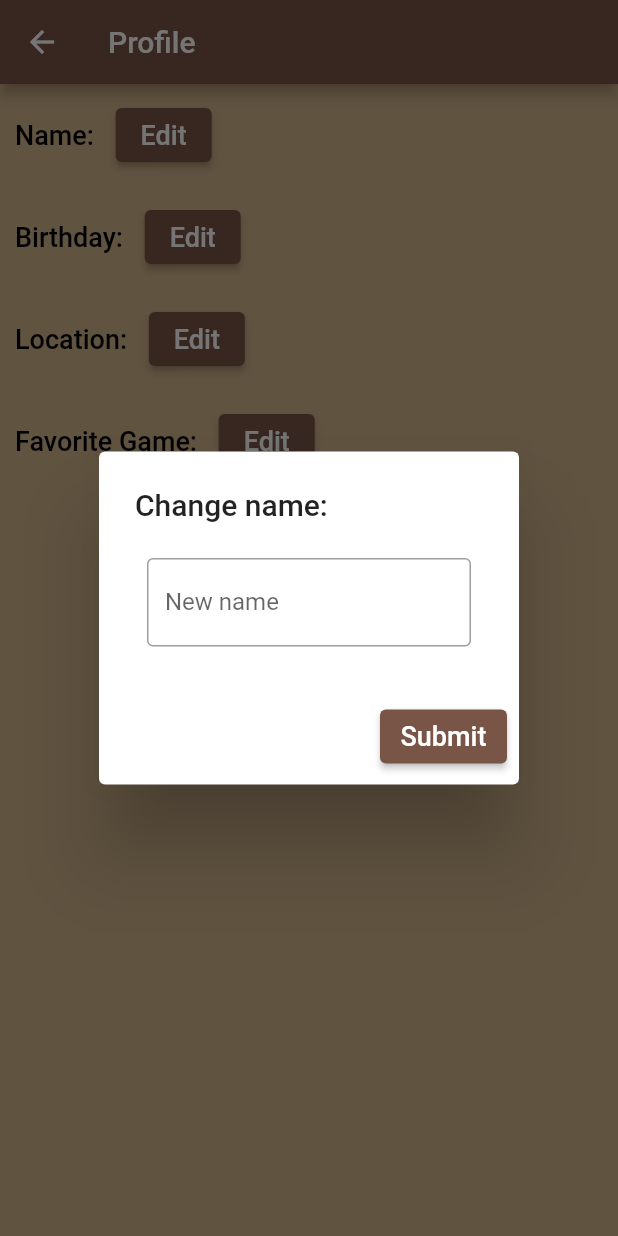
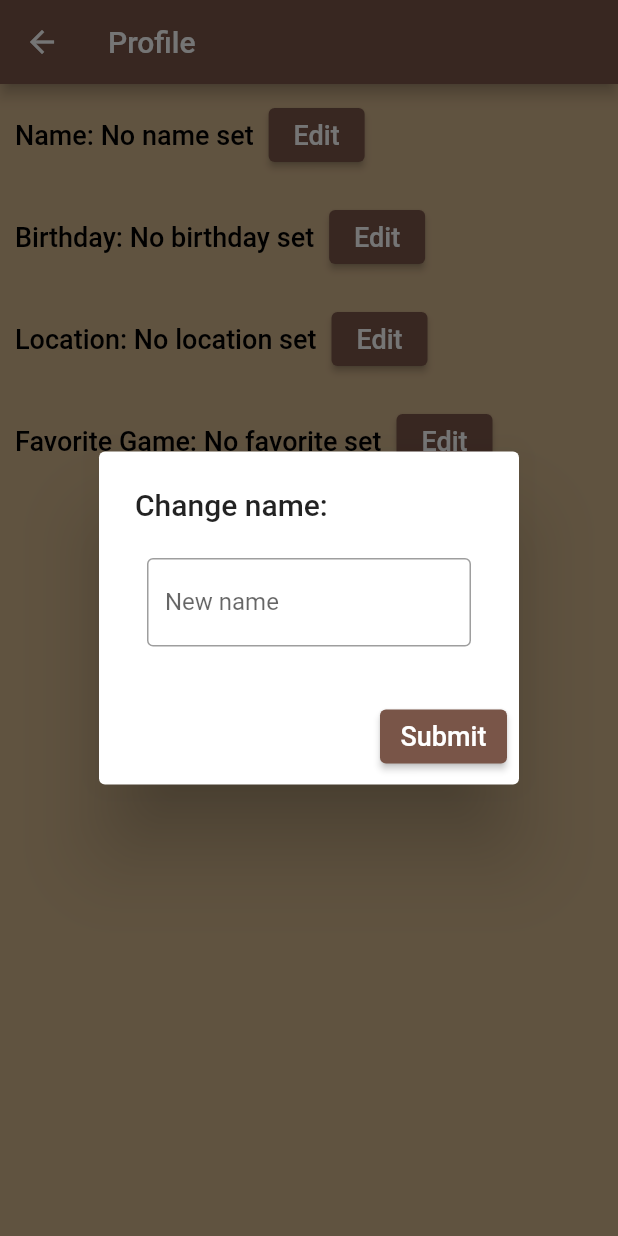
Before and after one commit to jakelang01/gamegeek, a Flutter app: the ProfileScreen screen opened directly, after a tap on "Edit", on a phone screen of 412 x 824 dp. Run offline on Flutter 3.47's test engine with Material 2 defaults, Android fonts, the phone set to English and light mode, and no system bars; our stand-ins replace cloud_firestore, csv, firebase_core, youtube_player_flutter; missing offline and left inert: flutter_alarm_clock; accounts and stored records are empty.

Commit message:
finishes integration of user profile and editing user profile information

```diff
--- a/lib/main.dart
+++ b/lib/main.dart
@@ -342,7 +342,7 @@ class HamburgerDir extends StatelessWidget {
             },
           ),
           ListTile(
-            title: Text('Login Screen',
+            title: Text('Log Out',
               style: Theme.of(context).textTheme.headline5,
             ),
             onTap:(){
--- a/lib/screens/profile_screen.dart
+++ b/lib/screens/profile_screen.dart
@@ -15,30 +15,30 @@ class ProfileScreen extends StatefulWidget {
 
 class _ProfileScreenState extends State<ProfileScreen> {
 
-  // example fields that could be in a profile
-  // need to be in user's database document
   //TODO: Get data for logged in user from db on build
   //TODO: Update relevant field on button press
-  Map<String,String> userData = {"name":"","birthday":"","location":"","favorite":""};
+  Map<String,String> userData = {"username":"","password":"","name":"","birthday":"","location":"","favorite":""};
   final userDB = FirebaseFirestore.instance.collection('Users');
-  //String user = "exampleUsername"; // change these to reflect logged in user
+  String user = "exampleUsername";
   String password = "password";
 
   // username
   Future<void> getData() async {
     DocumentSnapshot userDoc = await userDB.doc(MyApp.of(context).getUser()).get();
     setState(() {
-      userData["name"] = userDoc.get("name");
-      userData["birthday"] = userDoc.get("birthday");
-      userData["location"] = userDoc.get("location");
-      userData["favorite"] = userDoc.get("favorite");
+      userData["username"] = userDoc.get("username");
+      userData["password"] = userDoc.get("password");
+      userData["name"] = (userDoc.get("name") as String).isEmpty ? "No name set" : userDoc.get("name");
+      userData["birthday"] = (userDoc.get("birthday") as String).isEmpty ? "No birthday set" : userDoc.get("birthday");
+      userData["location"] = (userDoc.get("location") as String).isEmpty ? "No location set" : userDoc.get("location");
+      userData["favorite"] = (userDoc.get("favorite") as String).isEmpty ? "No favorite set" : userDoc.get("favorite");
     });
   }
 
   @override
   void initState() {
     super.initState();
-    //user = MyApp.of(context).getUser();
+    user = MyApp.of(context).getUser();
     getData();
   }
 
@@ -90,6 +90,7 @@ class _ProfileScreenState extends State<ProfileScreen> {
               child: const Text('Submit'),
               onPressed: () async {
                 editField(field, controller.value.text);
+                Navigator.of(context).pop();
               }
             ),
           ],
```
